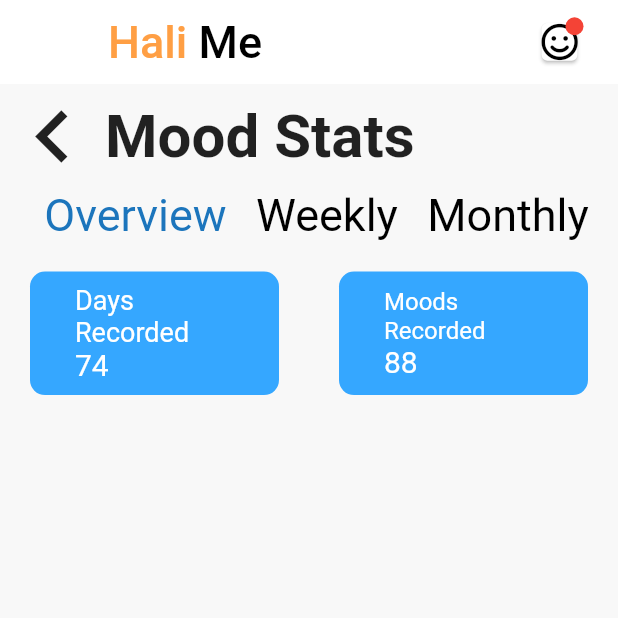
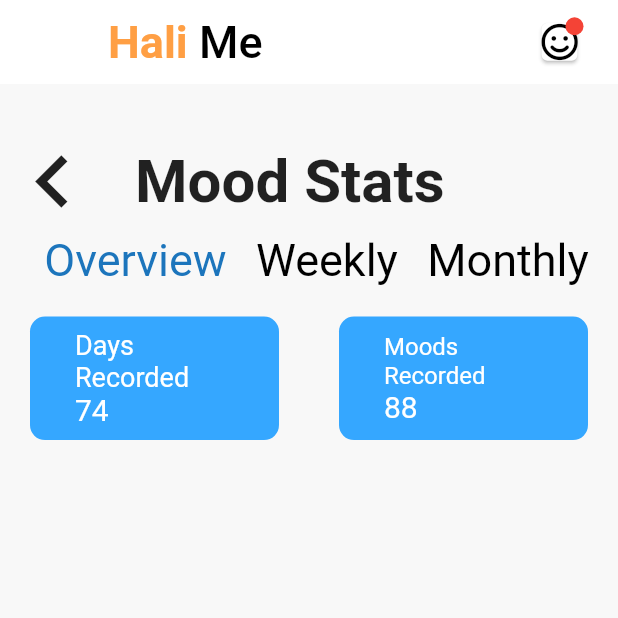
Before and after one commit to felixivance/interview_designs, a Flutter app: the HaliMePage screen opened directly, on a phone screen of 412 x 824 dp, the top half of it. Run offline on Flutter 3.47's test engine with Material 2 defaults, Android fonts, the phone set to English and light mode, and no system bars; our stand-ins replace font_awesome_flutter; Roboto replaces fonts that are missing (Cairo).

Commit message:
updated hali me ui

```diff
--- a/lib/screens/haliMePage.dart
+++ b/lib/screens/haliMePage.dart
@@ -18,7 +18,7 @@
         centerTitle: false,
         title: Row(
           children: <Widget>[
-            Text("Hali ", style: TextStyle(color: OrangeColor, fontSize: 30),),
+            Text("Hali ", style: TextStyle(color: OrangeColor, fontSize: 30, fontWeight: FontWeight.bold),),
             Text("Me", style: TextStyle(color: Colors.black,fontSize: 30),),
           ],
         ),
@@ -67,9 +67,11 @@
       body: SingleChildScrollView(
         child: Column(
           children: <Widget>[
+            SizedBox(height: 30,),
             Row(
               children: <Widget>[
                 Icon(Icons.chevron_left, size: 70,),
+                SizedBox(width: 20,),
                 Text("Mood Stats", style: TextStyle(fontSize: 40, fontWeight: FontWeight.bold),)
               ],
             ),
```
